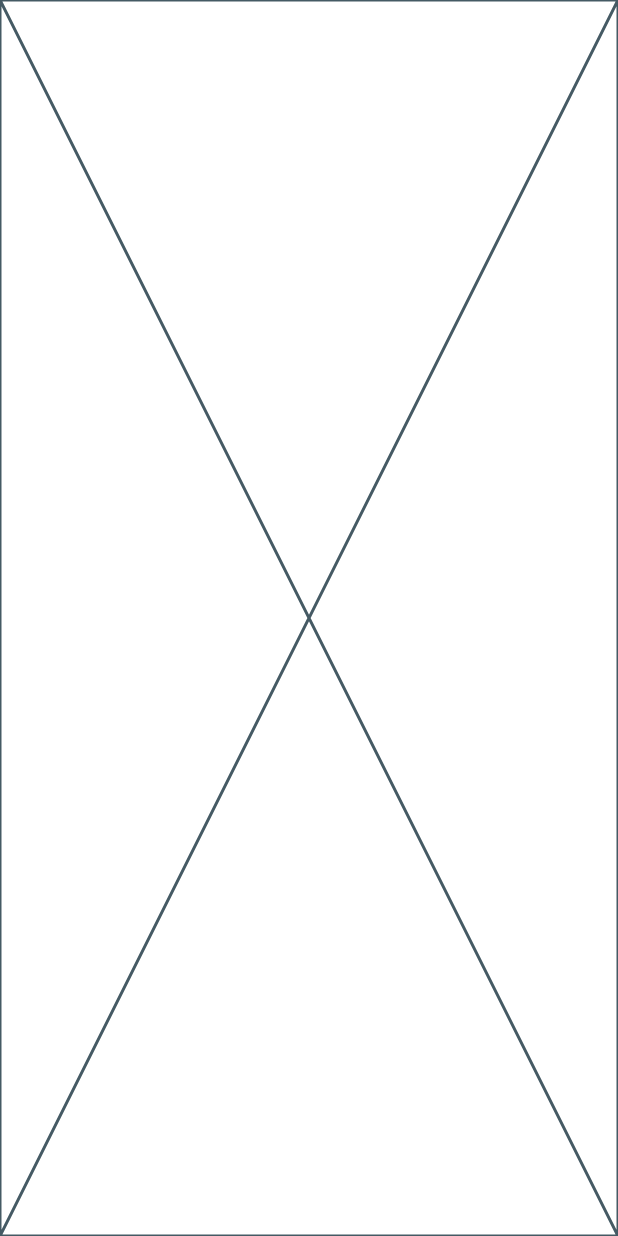
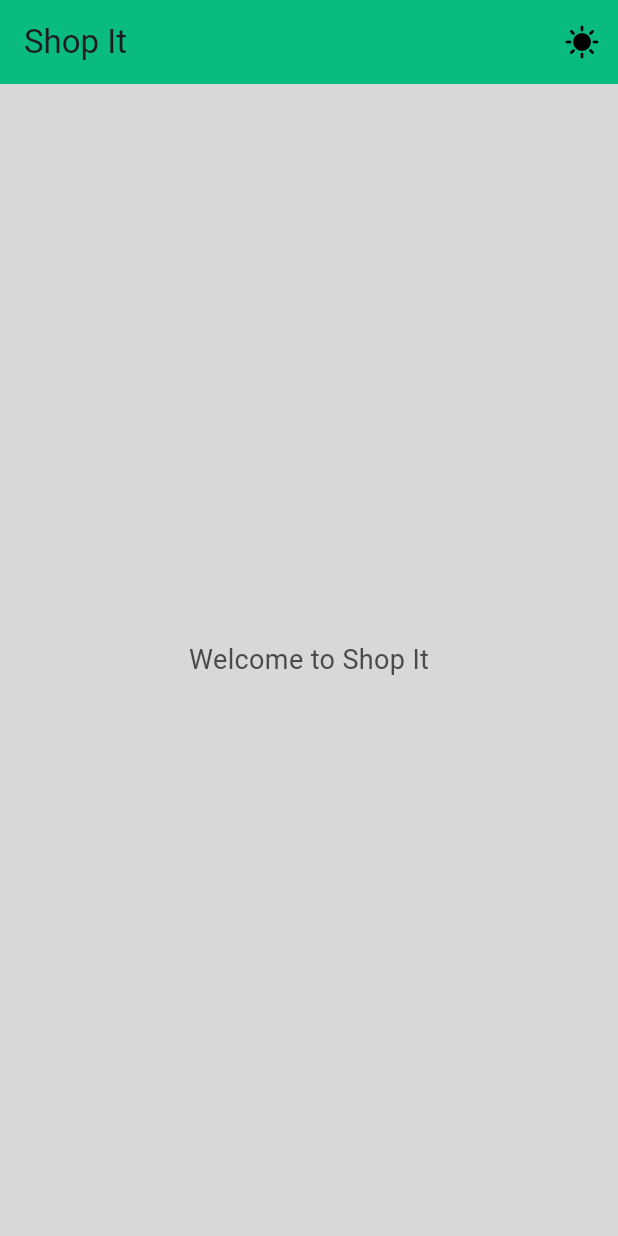
Before and after one commit to Nyi-NyiSoe/shopit, a Flutter app: the screen it shows after launch, on a phone screen of 412 x 824 dp. Run offline on Flutter 3.47's test engine with Material 3 defaults, Android fonts, the light colour scheme and no system bars; our stand-ins replace flutter_bloc, shared_preferences.

Commit message:
feat/added home page

```diff
--- a/lib/core/theme/app_theme.dart
+++ b/lib/core/theme/app_theme.dart
@@ -30,6 +30,10 @@ class AppTheme {
           TextStyle(color: AppColor.lightSecondaryTextColor, fontSize: 18.0),
     ),
     primaryColor: AppColor.lightPrimaryTextColor,
+    iconTheme: const IconThemeData(color: AppColor.lightPrimaryTextColor),
+    iconButtonTheme: IconButtonThemeData(
+        style: ButtonStyle(
+            iconColor: WidgetStateProperty.all(AppColor.lightPrimaryTextColor))),
     scaffoldBackgroundColor: AppColor.lightScaffoldBackgroundColor,
     appBarTheme: const AppBarTheme(
         backgroundColor: AppColor.lightAppBarBackgroundColor,
@@ -64,6 +68,11 @@ class AppTheme {
           TextStyle(color: AppColor.darkSecondaryTextColor, fontSize: 18.0),
     ),
     primaryColor: AppColor.darkPrimaryTextColor,
+    iconTheme: const IconThemeData(color: AppColor.darkPrimaryTextColor),
+    iconButtonTheme: IconButtonThemeData(
+        style: ButtonStyle(
+            iconColor:
+                WidgetStateProperty.all(AppColor.darkPrimaryTextColor))),
     scaffoldBackgroundColor: AppColor.darkScaffoldBackgroundColor,
     appBarTheme: const AppBarTheme(
       backgroundColor: AppColor.darkAppBarBackgroundColor,
--- a/lib/main.dart
+++ b/lib/main.dart
@@ -1,4 +1,6 @@
 import 'package:flutter/material.dart';
+import 'package:shopit/core/theme/app_theme.dart';
+import 'package:shopit/presentation/pages/home_page.dart';
 
 void main() {
   runApp(const MyApp());
@@ -11,8 +13,10 @@ class MyApp extends StatelessWidget {
   @override
   Widget build(BuildContext context) {
     return MaterialApp(
+      debugShowCheckedModeBanner: false,
       title: 'Shop It',
-      home: Placeholder(),
+      theme: AppTheme().lightTheme,
+      home: HomePage(),
     );
   }
 }
--- /dev/null
+++ b/lib/presentation/pages/home_page.dart
@@ -0,0 +1,23 @@
+import 'package:flutter/material.dart';
+
+class HomePage extends StatelessWidget {
+  const HomePage({super.key});
+
+  @override
+  Widget build(BuildContext context) {
+    return Scaffold(
+      appBar: AppBar(
+        actions: [
+          IconButton(
+            icon: const Icon(Icons.sunny),
+            onPressed: () {},
+          )
+        ],
+        title: const Text('Shop It'),
+      ),
+      body: const Center(
+        child: Text('Welcome to Shop It'),
+      ),
+    );
+  }
+}
```
